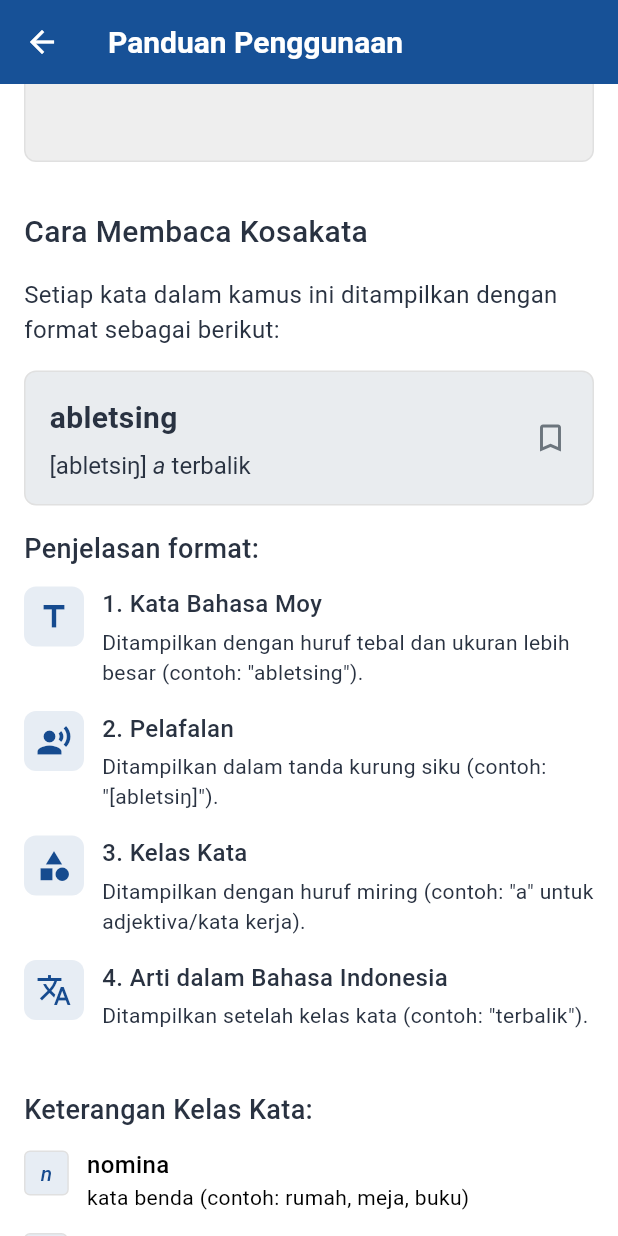
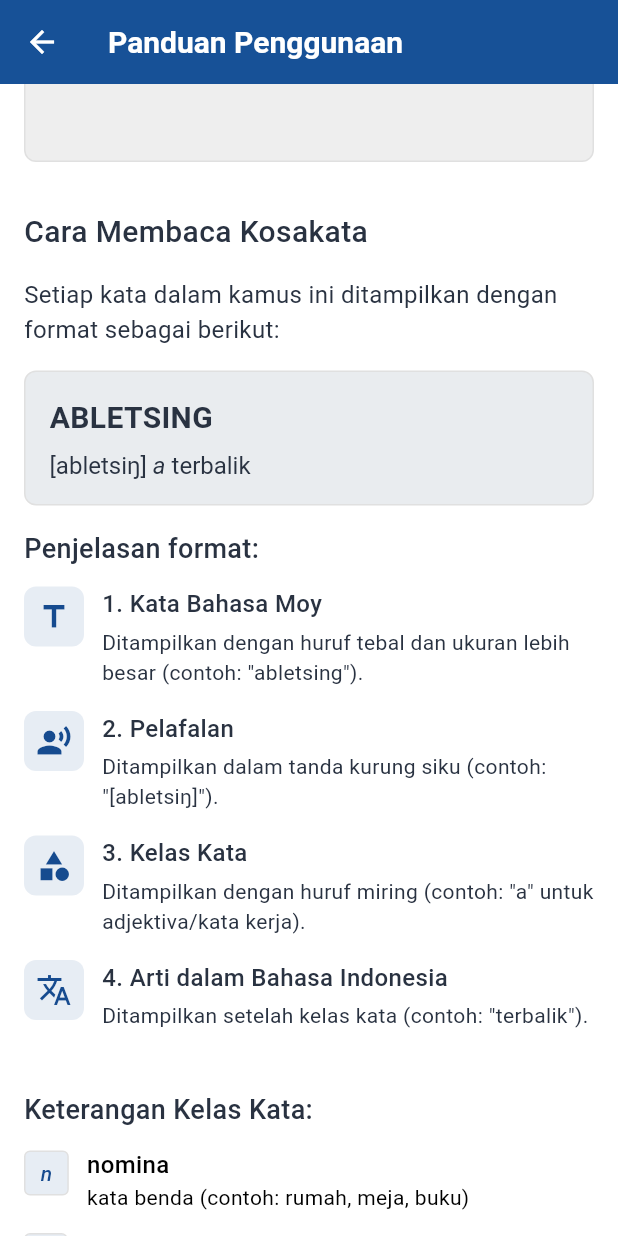
Before and after one commit to papua-opensource/kamus-bahasa-moy, a Flutter app: the UsageGuideScreen screen opened directly, scrolled down 1728 dp, on a phone screen of 412 x 824 dp. Run offline on Flutter 3.47's test engine with Material 3 defaults, Android fonts, the light colour scheme and no system bars; project files that could hold a hidden picture were left out.

Commit message:
fix: correct text casing in usage guide and remove unused icon

```diff
--- a/lib/screens/usage_guide_screen.dart
+++ b/lib/screens/usage_guide_screen.dart
@@ -102,7 +102,7 @@ class UsageGuideScreen extends StatelessWidget {
                       crossAxisAlignment: CrossAxisAlignment.start,
                       children: [
                         const Text(
-                          'abletsing',
+                          'ABLETSING',
                           style: TextStyle(
                             color: Color(0xFF293241),
                             fontSize: 20,
@@ -130,10 +130,6 @@ class UsageGuideScreen extends StatelessWidget {
                         ),
                       ],
                     ),
-                  ),
-                  const Icon(
-                    Icons.bookmark_border,
-                    color: Color(0xFF6C757D),
                   ),
                 ],
               ),
```
